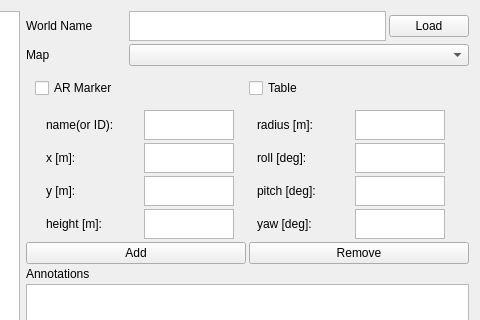
The window that rocon_qt_library/ui/map_annotation.ui (robotics-in-concert/rocon_qt_gui) describes before a commit, drawn with Qt 5; both pictures show x 435 to 915 and y 0 to 320 of the 915 by 501 pixel window.
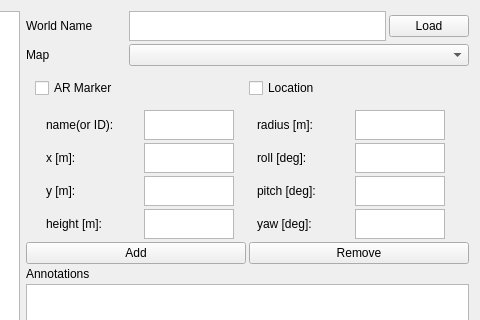
The same window after the commit. Custom widgets are drawn as their Qt base class.

Commit message: upgrade map drawing

Diff of the .ui file:
```diff
--- a/rocon_qt_library/ui/map_annotation.ui
+++ b/rocon_qt_library/ui/map_annotation.ui
@@ -150,7 +150,7 @@
        <item row="0" column="1">
         <widget class="QCheckBox" name="table_cbox">
          <property name="text">
-          <string>Table</string>
+          <string>Location</string>
          </property>
         </widget>
        </item>
```
The commit also changes 1 other file.
